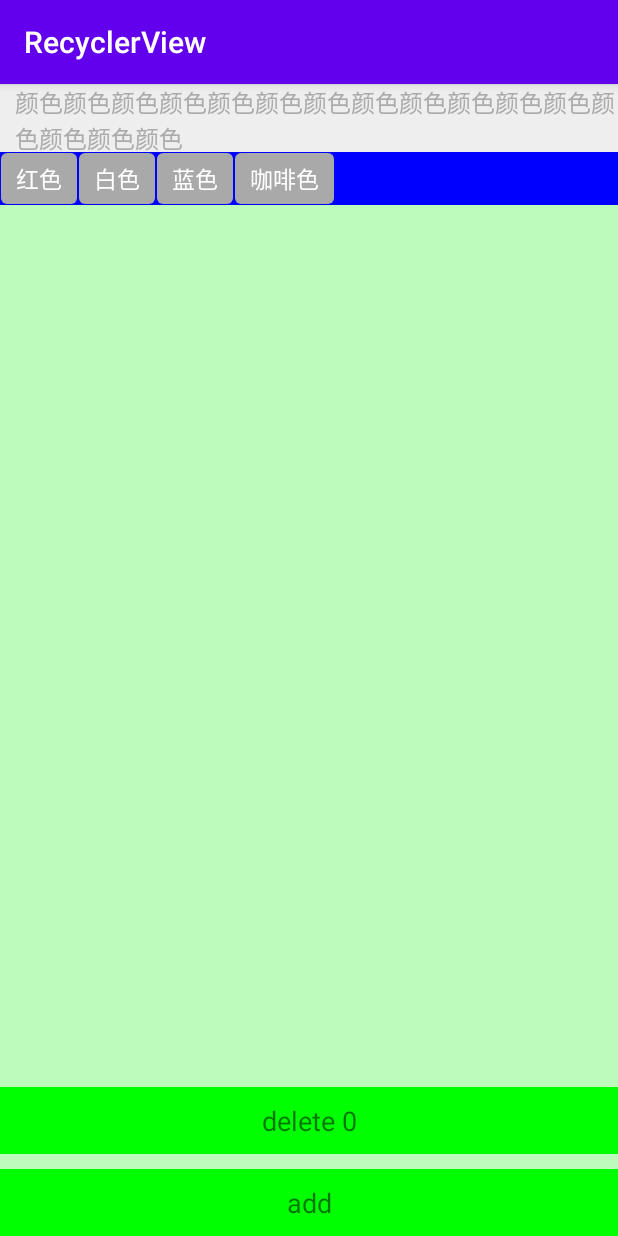
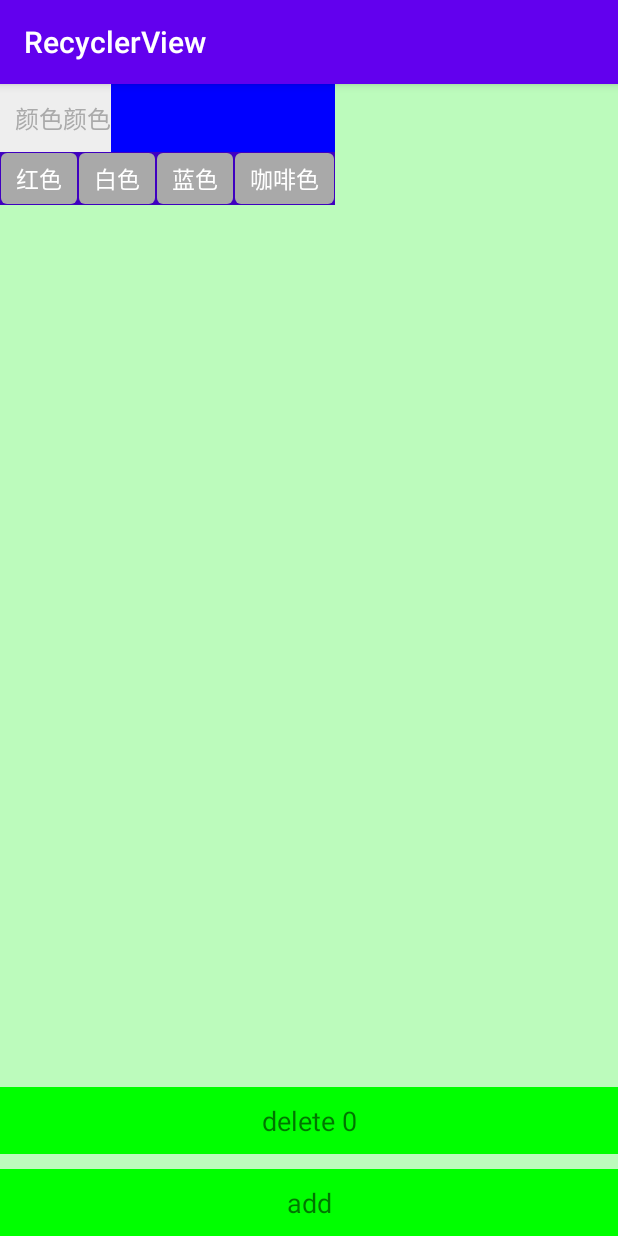
Before and after one commit to wjianchen13/RecyclerView, an Android app: the ChatActivity screen opened directly, with no data from a screen before it, on a phone screen of 412 x 824 dp. Run offline under Robolectric (Android 15) with nearby library versions, the phone set to English and light mode, and no system bars.

Commit message:
不知道为什么，现在宽度是没有问题的，难道之前看错了?

```diff
--- a/app/src/main/java/com/example/recyclerview/chat/ChatActivity.java
+++ b/app/src/main/java/com/example/recyclerview/chat/ChatActivity.java
@@ -38,7 +38,7 @@ public class ChatActivity extends AppCompatActivity implements View.OnClickListe
     }
 
     private void initData() {
-        classifies.add(new Product.Classify("颜色颜色颜色颜色颜色颜色颜色颜色颜色颜色颜色颜色颜色颜色颜色颜色", Arrays.asList(new Product.Classify.Des("红色"),
+        classifies.add(new Product.Classify("颜色颜色", Arrays.asList(new Product.Classify.Des("红色"),
                 new Product.Classify.Des("白色"),
                 new Product.Classify.Des("蓝色"),
                 new Product.Classify.Des("咖啡色"))));
--- a/app/src/main/java/com/example/recyclerview/chat/flow/NestedRecyclerView.java
+++ b/app/src/main/java/com/example/recyclerview/chat/flow/NestedRecyclerView.java
@@ -42,13 +42,13 @@ public class NestedRecyclerView extends RecyclerView {
             //以实际屏宽为标准
 //            width = getContext().getResources().getDisplayMetrics().widthPixels;
             width = layoutManager.getTotalWidth()  + getPaddingLeft() + getPaddingRight();
-            System.out.println("===========================> width: " + width);
         }
         if (heightMode == View.MeasureSpec.EXACTLY) {
             height = measureHeight;
         } else {
             height = layoutManager.getTotalHeight() + getPaddingTop() + getPaddingBottom();
         }
+        System.out.println("===========================> width: " + width);
         setMeasuredDimension(width, height);
 
     }
--- a/app/src/main/res/layout/chat_product_item.xml
+++ b/app/src/main/res/layout/chat_product_item.xml
@@ -1,13 +1,13 @@
 <?xml version="1.0" encoding="utf-8"?>
 <LinearLayout xmlns:android="http://schemas.android.com/apk/res/android"
-    android:layout_width="match_parent"
+    android:layout_width="wrap_content"
     android:layout_height="wrap_content"
     android:background="#0000ff"
     android:orientation="vertical">
 
     <TextView
         android:id="@+id/title"
-        android:layout_width="match_parent"
+        android:layout_width="wrap_content"
         android:layout_height="45dp"
         android:background="#eeeeee"
         android:gravity="center_vertical"
@@ -17,7 +17,8 @@
 
     <com.example.recyclerview.chat.flow.NestedRecyclerView
         android:id="@+id/des"
-        android:layout_width="720dp"
+        android:background="#3fff0000"
+        android:layout_width="wrap_content"
         android:layout_height="wrap_content" />
 
 </LinearLayout>
```
